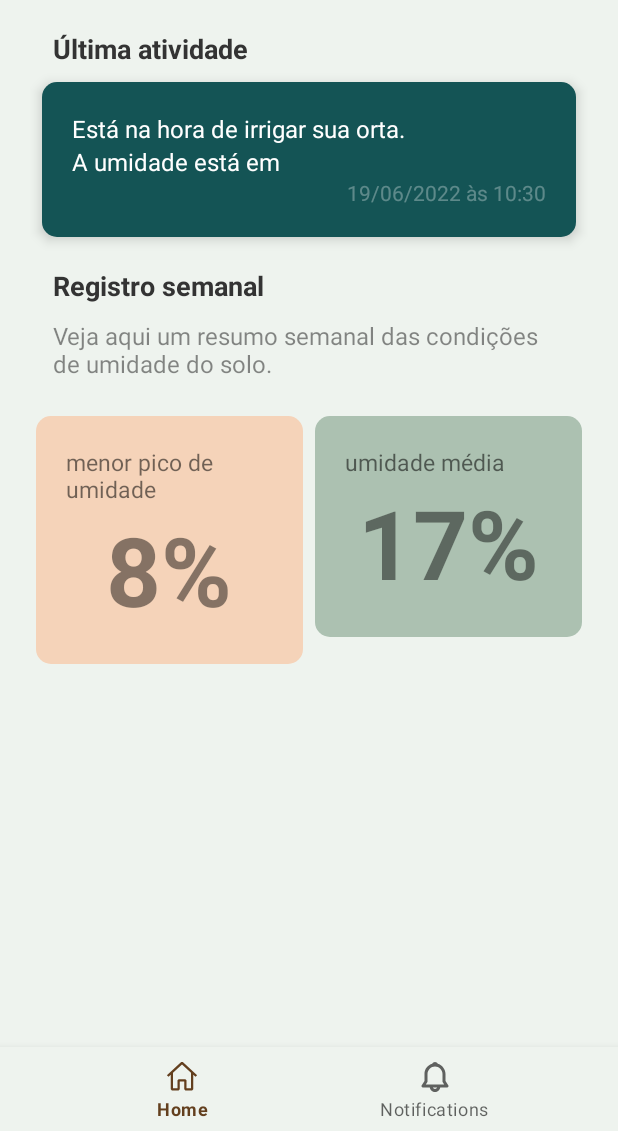
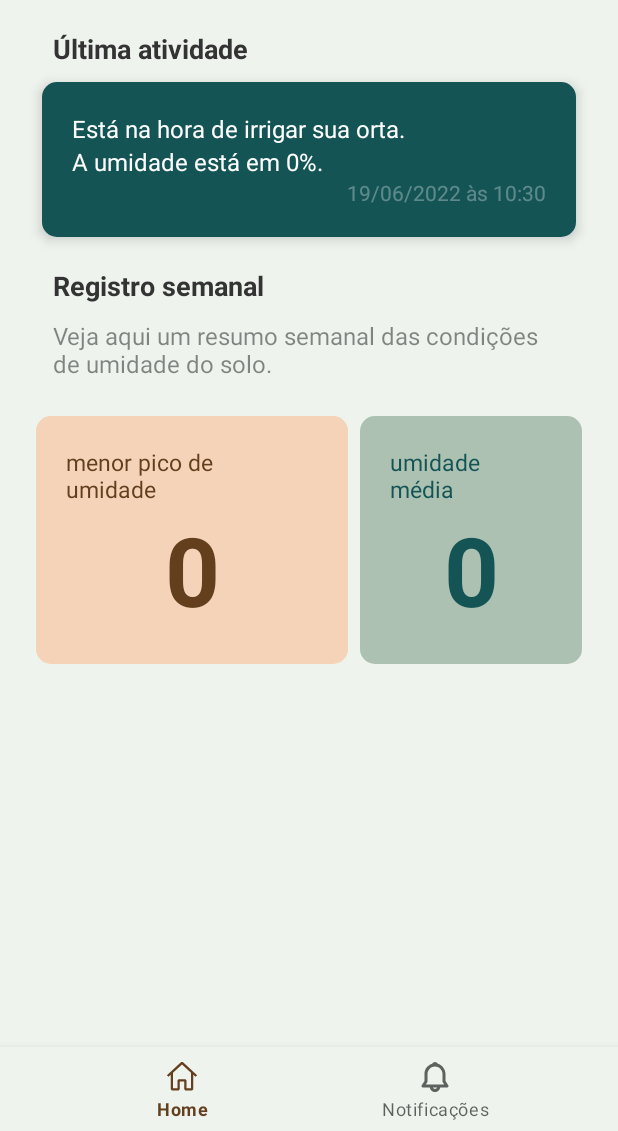
Before and after one commit to jeanferreira-es/auwaca, an Android app: the screen it shows after launch (MainActivity), on a phone screen of 412 x 824 dp, the part 105-1236 px from its top. Run offline under Robolectric (Android 15) with nearby library versions, the phone set to English and light mode, and no system bars; our stand-ins replace Firebase (no records; nobody signed in at launch, a user with empty details on screens opened directly), navigation-ui; 1 statement that could not run was skipped.

Commit message:
Conexão com firebase configurada e criação das classes para o sensor e resumo semanal

```diff
--- a/frontend/Auwaca/app/build.gradle
+++ b/frontend/Auwaca/app/build.gradle
@@ -1,5 +1,6 @@
 plugins {
     id 'com.android.application'
+    id 'com.google.gms.google-services'
 }
 
 android {
@@ -31,6 +32,8 @@ android {
 }
 
 dependencies {
+    implementation platform('com.google.firebase:firebase-bom:30.2.0')
+    implementation 'com.google.firebase:firebase-analytics'
 
     implementation 'androidx.appcompat:appcompat:1.3.0'
     implementation 'com.google.android.material:material:1.4.0'
@@ -39,6 +42,7 @@ dependencies {
     implementation 'androidx.lifecycle:lifecycle-viewmodel-ktx:2.3.1'
     implementation 'androidx.navigation:navigation-fragment:2.3.5'
     implementation 'androidx.navigation:navigation-ui:2.3.5'
+    implementation 'com.google.firebase:firebase-database:20.0.0'
     testImplementation 'junit:junit:4.13.2'
     androidTestImplementation 'androidx.test.ext:junit:1.1.3'
     androidTestImplementation 'androidx.test.espresso:espresso-core:3.4.0'
--- /dev/null
+++ b/frontend/Auwaca/app/src/main/java/br/com/auwaca/models/Resumo.java
@@ -0,0 +1,27 @@
+package br.com.auwaca.models;
+
+public class Resumo {
+    private Integer menorPico;
+    private Integer umidadeMedia;
+
+    public Resumo(Integer menorPico, Integer umidadeMedia) {
+        this.menorPico = menorPico;
+        this.umidadeMedia = umidadeMedia;
+    }
+
+    public Integer getMenorPico() {
+        return menorPico;
+    }
+
+    public void setMenorPico(Integer menorPico) {
+        this.menorPico = menorPico;
+    }
+
+    public Integer getUmidadeMedia() {
+        return umidadeMedia;
+    }
+
+    public void setUmidadeMedia(Integer umidadeMedia) {
+        this.umidadeMedia = umidadeMedia;
+    }
+}
--- /dev/null
+++ b/frontend/Auwaca/app/src/main/java/br/com/auwaca/models/Sensor.java
@@ -0,0 +1,37 @@
+package br.com.auwaca.models;
+
+public class Sensor {
+    private String status;
+    private Integer statusMotor;
+    private Integer statusNivel;
+
+    public Sensor(String status, Integer statusMotor, Integer statusNivel) {
+        this.status = status;
+        this.statusMotor = statusMotor;
+        this.statusNivel = statusNivel;
+    }
+
+    public String getStatus() {
+        return status;
+    }
+
+    public void setStatus(String status) {
+        this.status = status;
+    }
+
+    public Integer getStatusMotor() {
+        return statusMotor;
+    }
+
+    public void setStatusMotor(Integer statusMotor) {
+        this.statusMotor = statusMotor;
+    }
+
+    public Integer getStatusNivel() {
+        return statusNivel;
+    }
+
+    public void setStatusNivel(Integer statusNivel) {
+        this.statusNivel = statusNivel;
+    }
+}
--- a/frontend/Auwaca/app/src/main/java/br/com/auwaca/ui/home/HomeFragment.java
+++ b/frontend/Auwaca/app/src/main/java/br/com/auwaca/ui/home/HomeFragment.java
@@ -4,18 +4,26 @@ import android.os.Bundle;
 import android.view.LayoutInflater;
 import android.view.View;
 import android.view.ViewGroup;
-import android.widget.GridLayout;
 import android.widget.ImageView;
 import android.widget.LinearLayout;
 import android.widget.TextView;
 
 import androidx.annotation.NonNull;
-import androidx.annotation.Nullable;
 import androidx.fragment.app.Fragment;
 import androidx.lifecycle.ViewModelProvider;
 
+import com.google.firebase.database.DataSnapshot;
+import com.google.firebase.database.DatabaseError;
+import com.google.firebase.database.DatabaseReference;
+import com.google.firebase.database.FirebaseDatabase;
+import com.google.firebase.database.ValueEventListener;
+
+import org.w3c.dom.Text;
+
 import br.com.auwaca.R;
 import br.com.auwaca.databinding.FragmentHomeBinding;
+import br.com.auwaca.models.Resumo;
+import br.com.auwaca.models.Sensor;
 
 public class HomeFragment extends Fragment {
     ImageView homeLogoWithName;
@@ -24,6 +32,13 @@ public class HomeFragment extends Fragment {
     LinearLayout squad2;
     private LayoutInflater inflater;
     private ViewGroup container;
+
+    TextView descCardHome;
+    TextView percMenorPico;
+    TextView percUmidadeMedia;
+
+    private DatabaseReference mDatabase;
+    private FirebaseDatabase database;
 
     public View onCreateView(@NonNull LayoutInflater inflater,
                              ViewGroup container, Bundle savedInstanceState) {
@@ -36,10 +51,42 @@ public class HomeFragment extends Fragment {
         binding = FragmentHomeBinding.inflate(inflater, container, false);
         View root = binding.getRoot();
 
+        descCardHome = (TextView) root.findViewById(R.id.descCardHomeId);
+        percMenorPico = root.findViewById(R.id.percMenorPicoId);
+        percUmidadeMedia = root.findViewById(R.id.percUmidadeMediaId);
+
 //        final TextView textView = binding.textHome;
 //        homeViewModel.getText().observe(getViewLifecycleOwner(), textView::setText);
         homeLogoWithName = (ImageView) root.findViewById(R.id.home_logo);
         homeLogoWithName.setImageResource(R.drawable.app_logo_with_name);
+
+        database = FirebaseDatabase.getInstance();
+
+
+        System.out.println("DADOS DO FIREBASE");
+//        mDatabase = FirebaseDatabase.getInstance().getReference();
+        mDatabase = database.getReference().child("auwaca");
+
+        mDatabase.addListenerForSingleValueEvent(new ValueEventListener() {
+            @Override
+            public void onDataChange(@NonNull DataSnapshot snapshot) {
+                Sensor sensor = new Sensor(snapshot.child("status").getValue(String.class), snapshot.child("statusMotor").getValue(Integer.class), snapshot.child("statusNivel").getValue(Integer.class));
+
+                Resumo resumo = new Resumo(0,0);
+
+                int res =  (1024-sensor.getStatusNivel())*100/1024;
+                String desc = descCardHome.getText()+" "+res+"%.";
+                descCardHome.setText(desc);
+
+                percMenorPico.setText(resumo.getMenorPico().toString());
+                percUmidadeMedia.setText(resumo.getUmidadeMedia().toString());
+            }
+
+            @Override
+            public void onCancelled(@NonNull DatabaseError error) {
+
+            }
+        });
 
         return root;
     }
--- a/frontend/Auwaca/app/src/main/res/layout/fragment_home.xml
+++ b/frontend/Auwaca/app/src/main/res/layout/fragment_home.xml
@@ -47,6 +47,7 @@
                 android:textColor="@color/white"/>
 
             <TextView
+                android:id="@+id/descCardHomeId"
                 style="@style/text"
                 android:layout_width="match_parent"
                 android:layout_height="wrap_content"
@@ -111,13 +112,16 @@
                         android:maxWidth="120dp"
                         android:layout_height="wrap_content"
                         android:textSize="15dp"
+                        android:textColor="@color/dark_brown"
                         android:text="@string/squad1_description"/>
 
                     <TextView
+                        android:id="@+id/percMenorPicoId"
                         style="@style/percent_value"
                         android:textAlignment="center"
                         android:layout_width="match_parent"
                         android:layout_height="wrap_content"
+                        android:textColor="@color/dark_brown"
                         android:text="8%"/>
 
                 </LinearLayout>
@@ -138,21 +142,20 @@
                         android:layout_width="match_parent"
                         android:layout_height="wrap_content"
                         android:textSize="15dp"
+                        android:textColor="@color/dark_green"
                         android:text="@string/squad2_description"/>
 
                     <TextView
+                        android:id="@+id/percUmidadeMediaId"
                         style="@style/percent_value"
                         android:layout_width="match_parent"
                         android:layout_height="wrap_content"
                         android:textAlignment="center"
+                        android:textColor="@color/dark_green"
                         android:text="17%"/>
 
                 </LinearLayout>
             </GridLayout>
-
-
-
-
         </LinearLayout>
     </LinearLayout>
 </androidx.constraintlayout.widget.ConstraintLayout>
--- a/frontend/Auwaca/app/src/main/res/values/strings.xml
+++ b/frontend/Auwaca/app/src/main/res/values/strings.xml
@@ -2,7 +2,7 @@
     <string name="app_name">Auwaca</string>
     <string name="title_home">Home</string>
     <string name="title_dashboard">Dashboard</string>
-    <string name="title_notifications">Notifications</string>
+    <string name="title_notifications">Notificações</string>
     <string name="home_first_section">Última atividade</string>
     <string name="home_second_section">Registro semanal</string>
     <string name="description_second_section">Veja aqui um resumo semanal das condições de umidade do solo.</string>
@@ -10,5 +10,6 @@
     <string name="notification_button_title">Ativar regador</string>
     <string name="notification_title">Está na hora de irrigar sua orta.</string>
     <string name="squad1_description">menor pico de umidade</string>
-    <string name="squad2_description">umidade média</string>
+    <string name="squad2_description">umidade\nmédia</string>
+    <string name="no_notifications">não há nenhuma notificação</string>
 </resources>
```
Also changed, not shown: frontend/Auwaca/app/src/main/java/br/com/auwaca/ui/notifications/NotificationsFragment.java (+6 -3 lines), frontend/Auwaca/app/src/main/res/layout/fragment_notifications.xml (+15 -1 lines), frontend/Auwaca/build.gradle (+10 -0 lines), 1 other file.
